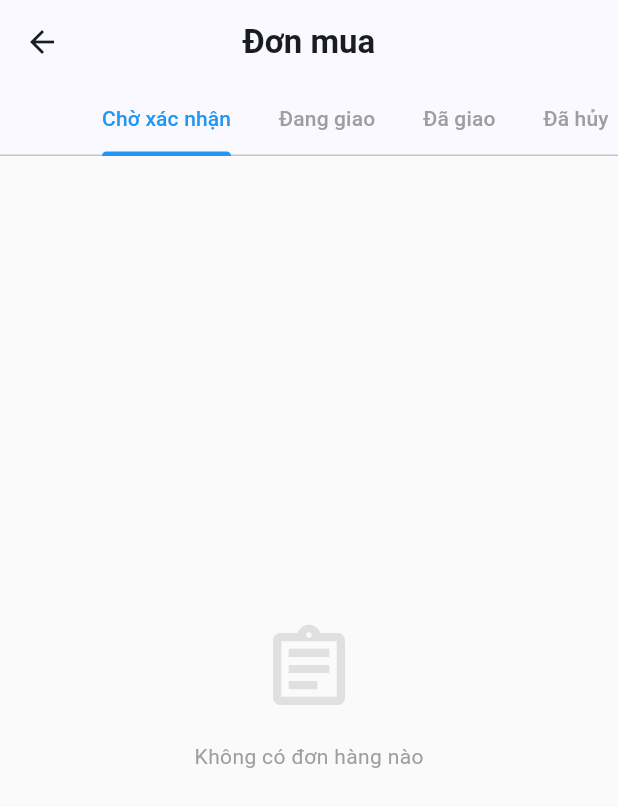
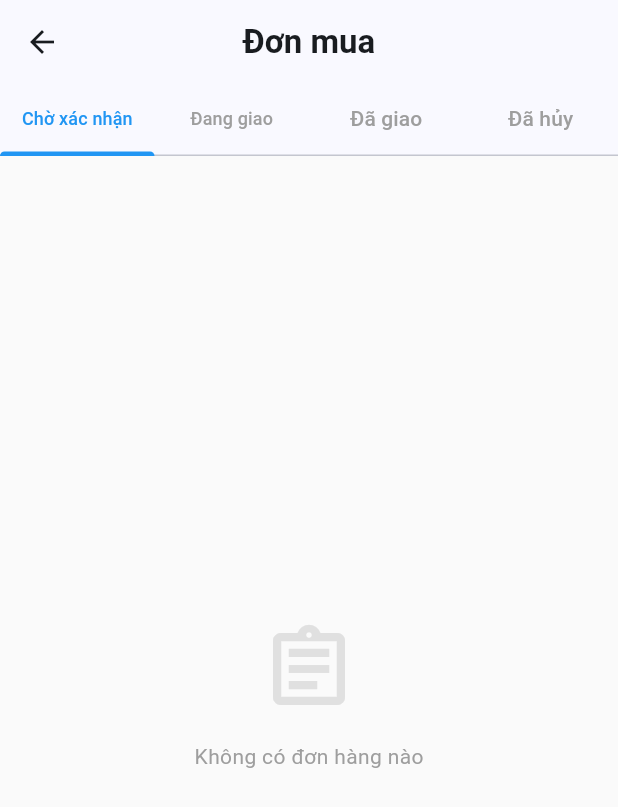
Before and after one commit to thanhtung111205/ThucHanh4_G12, a Flutter app: the screen it shows after launch, after a tap on the "history" icon, on a phone screen of 412 x 824 dp. Shown: the top 807 px of the screen. Run offline on Flutter 3.47's test engine with Material 3 defaults, Android fonts, the phone set to English and light mode, and no system bars; our stand-ins replace badges, carousel_slider, shared_preferences; network calls fail.

Commit message:
feat: Order History

```diff
--- a/lib/main.dart
+++ b/lib/main.dart
@@ -4,10 +4,14 @@ import 'package:provider/provider.dart';
 import 'providers/cart_provider.dart';
 import 'screens/home/home_screen.dart';
 import 'screens/home/home_view_model.dart';
+import 'services/order_service.dart';
 
 const Color _primaryColor = Color(0xFF1565C0);
 
-void main() {
+void main() async {
+  WidgetsFlutterBinding.ensureInitialized();
+  // Khởi tạo dữ liệu đơn hàng từ SharedPreferences
+  await OrderService.loadOrders();
   runApp(const MyApp());
 }
 
--- a/lib/screens/order_history/order_history_screen.dart
+++ b/lib/screens/order_history/order_history_screen.dart
@@ -11,14 +11,12 @@ class OrderHistoryScreen extends StatefulWidget {
 }
 
 class _OrderHistoryScreenState extends State<OrderHistoryScreen> {
-  // Function to refresh the UI when an order is cancelled
   void _handleUpdate() {
     setState(() {});
   }
 
   @override
   Widget build(BuildContext context) {
-    // Get all orders from Service
     final List<Order> allOrders = OrderService.getOrders();
 
     return DefaultTabController(
@@ -27,14 +25,15 @@ class _OrderHistoryScreenState extends State<OrderHistoryScreen> {
         appBar: AppBar(
           title: const Text('Đơn mua', style: TextStyle(fontWeight: FontWeight.bold)),
           centerTitle: true,
-          bottom: const TabBar(
-            isScrollable: true,
+          bottom: TabBar(
+            isScrollable: false, // Set to false and use expanded tabs to center
             labelColor: Colors.blue,
             unselectedLabelColor: Colors.grey,
             indicatorColor: Colors.blue,
+            labelPadding: EdgeInsets.zero, // Remove default padding
             tabs: [
-              Tab(text: 'Chờ xác nhận'),
-              Tab(text: 'Đang giao'),
+              _buildTab('Chờ xác nhận', OrderStatus.pending, allOrders),
+              _buildTab('Đang giao', OrderStatus.shipping, allOrders),
               Tab(text: 'Đã giao'),
               Tab(text: 'Đã hủy'),
             ],
@@ -48,6 +47,32 @@ class _OrderHistoryScreenState extends State<OrderHistoryScreen> {
             OrderListWidget(orders: allOrders, status: OrderStatus.cancelled, onUpdate: _handleUpdate),
           ],
         ),
+      ),
+    );
+  }
+
+  Widget _buildTab(String label, OrderStatus status, List<Order> allOrders) {
+    final count = allOrders.where((o) => o.status == status).length;
+    return Tab(
+      child: Row(
+        mainAxisAlignment: MainAxisAlignment.center,
+        children: [
+          Text(label, style: const TextStyle(fontSize: 12)),
+          if (count > 0) ...[
+            const SizedBox(width: 4),
+            Container(
+              padding: const EdgeInsets.all(4),
+              decoration: const BoxDecoration(
+                color: Colors.red,
+                shape: BoxShape.circle,
+              ),
+              child: Text(
+                count.toString(),
+                style: const TextStyle(color: Colors.white, fontSize: 10, fontWeight: FontWeight.bold),
+              ),
+            ),
+          ],
+        ],
       ),
     );
   }
@@ -187,7 +212,6 @@ class OrderItemWidget extends StatelessWidget {
                 const SizedBox(height: 8),
                 _buildInfoRow(Icons.payment, 'Thanh toán:', order.paymentMethod == 'cod' ? 'Tiền mặt (COD)' : 'Ví điện tử'),
 
-                // Add Cancel Button if status is Pending
                 if (order.status == OrderStatus.pending) ...[
                   const Divider(height: 32),
                   SizedBox(
@@ -223,9 +247,9 @@ class OrderItemWidget extends StatelessWidget {
             child: const Text('Quay lại'),
           ),
           TextButton(
-            onPressed: () {
-              OrderService.cancelOrder(order.id);
-              onUpdate(); // Refresh the UI
+            onPressed: () async {
+              await OrderService.cancelOrder(order.id);
+              onUpdate();
               Navigator.pop(context);
               ScaffoldMessenger.of(context).showSnackBar(
                 const SnackBar(content: Text('Đã hủy đơn hàng thành công')),
--- a/lib/services/order_service.dart
+++ b/lib/services/order_service.dart
@@ -1,16 +1,35 @@
+import 'dart:convert';
 import 'package:flutter/foundation.dart';
+import 'package:shared_preferences/shared_preferences.dart';
 import '../models/order.dart';
 
 class OrderService extends ChangeNotifier {
-  // Static list to store orders in memory
   static final List<Order> _orders = [];
+  static const String _storageKey = 'orders_history';
 
   static List<Order> get orders => _orders;
 
+  // Load orders from SharedPreferences
+  static Future<void> loadOrders() async {
+    final prefs = await SharedPreferences.getInstance();
+    final String? ordersJson = prefs.getString(_storageKey);
+    if (ordersJson != null) {
+      final List<dynamic> decoded = jsonDecode(ordersJson);
+      _orders.clear();
+      _orders.addAll(decoded.map((item) => Order.fromJson(item)).toList());
+    }
+  }
+
+  // Save orders to SharedPreferences
+  static Future<void> _saveToPrefs() async {
+    final prefs = await SharedPreferences.getInstance();
+    final String encoded = jsonEncode(_orders.map((o) => o.toJson()).toList());
+    await prefs.setString(_storageKey, encoded);
+  }
+
   static Future<void> addOrder(Order order) async {
-    // Simulate some delay
-    await Future.delayed(const Duration(milliseconds: 300));
-    _orders.insert(0, order); // Add new order to the top
+    _orders.insert(0, order);
+    await _saveToPrefs();
   }
 
   static List<Order> getOrders() {
@@ -21,12 +40,10 @@ class OrderService extends ChangeNotifier {
     return _orders.where((order) => order.status == status).toList();
   }
 
-  // New function to cancel an order
-  static void cancelOrder(String orderId) {
+  static Future<void> cancelOrder(String orderId) async {
     final index = _orders.indexWhere((o) => o.id == orderId);
     if (index != -1 && _orders[index].status == OrderStatus.pending) {
-      // Create a new order object with cancelled status
-      final cancelledOrder = Order(
+      _orders[index] = Order(
         id: _orders[index].id,
         items: _orders[index].items,
         totalPrice: _orders[index].totalPrice,
@@ -35,9 +52,7 @@ class OrderService extends ChangeNotifier {
         address: _orders[index].address,
         paymentMethod: _orders[index].paymentMethod,
       );
-
-      // Update the list
-      _orders[index] = cancelledOrder;
+      await _saveToPrefs();
     }
   }
 }
```
Also changed, not shown: lib/models/order.dart (+24 -0 lines).
